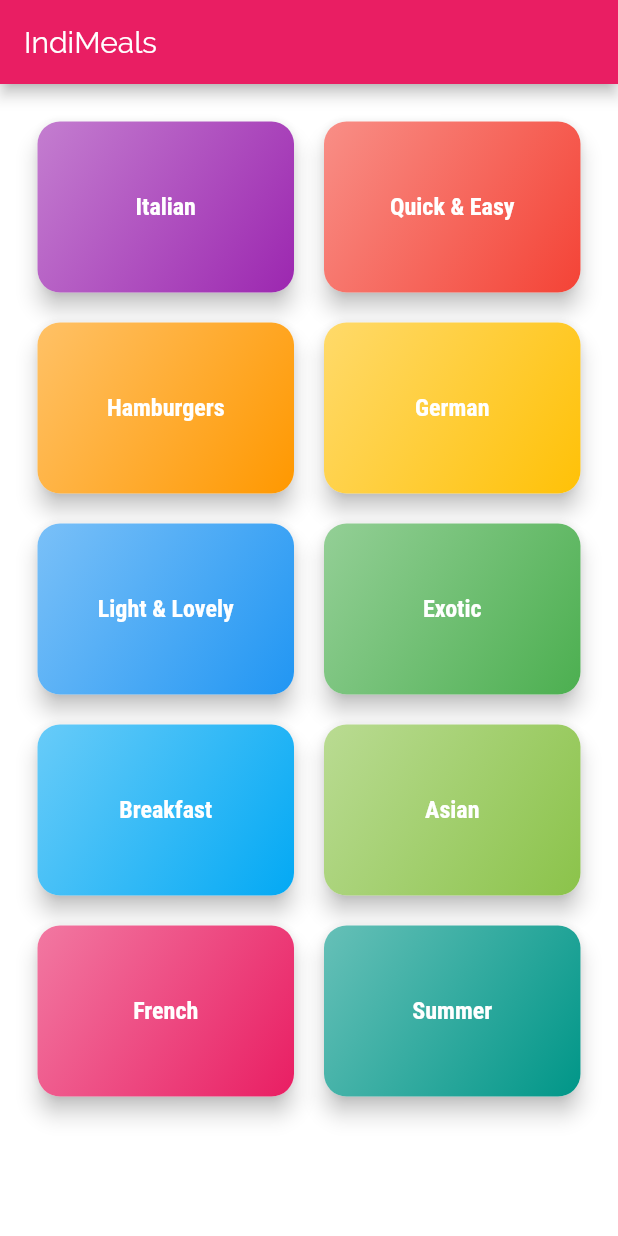
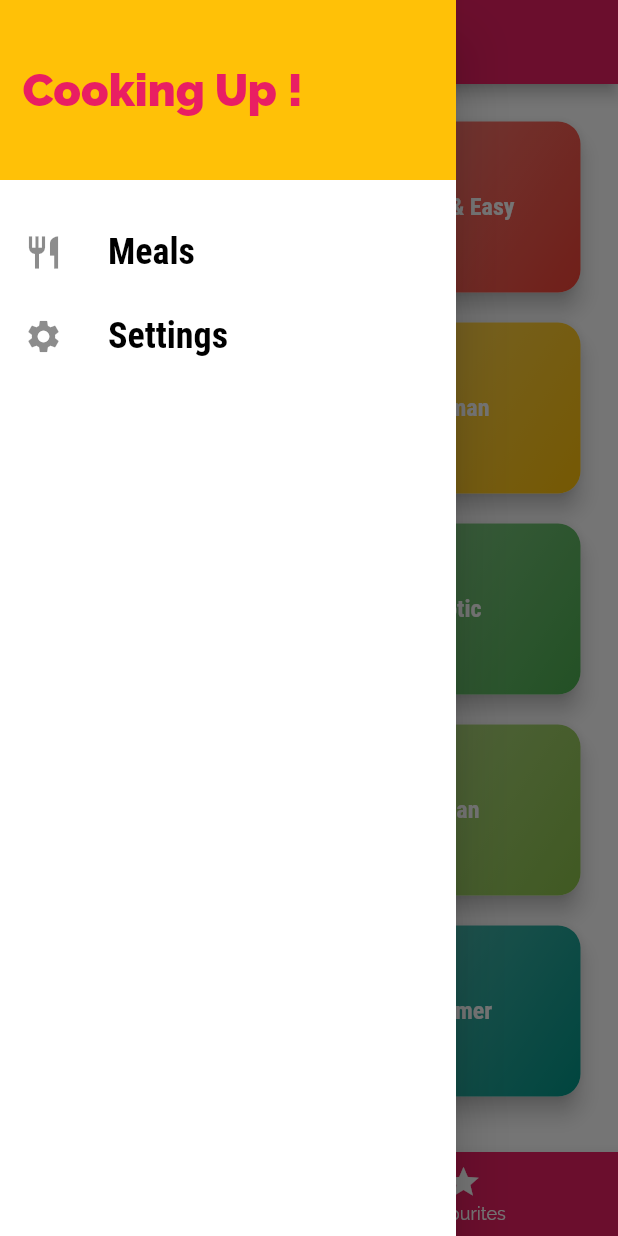
Before and after one commit to mohitgithubprojects/Meals-App, a Flutter app: the screen it shows after launch, with the side drawer open (before the commit the screen has no drawer), on a phone screen of 412 x 824 dp. Run offline on Flutter 3.47's test engine with Material 2 defaults, Android fonts, the phone set to English and light mode, and no system bars.

Commit message:
NavigationAndDrawerUpdate

```diff
--- a/lib/Screens/categoriws_screen.dart
+++ b/lib/Screens/categoriws_screen.dart
@@ -5,17 +5,11 @@ import 'package:meals_app/Widgets/categoryItemView.dart';
 import '../dummyData.dart';
 
 class CategoriesScreen extends StatelessWidget {
-  final String title;
-
-  CategoriesScreen(this.title);
+  static const routeName = '/categoriesScreen';
 
   @override
   Widget build(BuildContext context) {
-    return Scaffold(
-      appBar: AppBar(
-        title: Text(title),
-      ),
-      body: GridView(
+    return GridView(
           padding: const EdgeInsets.all(25),
           children: DUMMY_CATEGORIES
               .map((e) => CategoryItem(
@@ -29,7 +23,6 @@ class CategoriesScreen extends StatelessWidget {
             childAspectRatio: 3 / 2,
             crossAxisSpacing: 20,
             mainAxisSpacing: 20,
-          )),
-    );
+          ));
   }
 }
--- a/lib/Screens/categoryMealsScreen.dart
+++ b/lib/Screens/categoryMealsScreen.dart
@@ -1,4 +1,5 @@
 import 'package:flutter/material.dart';
+import 'package:meals_app/Models/Meal.dart';
 import 'package:meals_app/Widgets/mealsItemView.dart';
 import 'package:meals_app/dummyData.dart';
 
@@ -6,6 +7,9 @@ class CategoryMealsScreen extends StatelessWidget {
 
   static const routeName = '/category-meals'; // for directly accessing the route name without using class
 
+  final List<Meal> availableMeals;
+
+  CategoryMealsScreen(this.availableMeals);
 
   @override
   Widget build(BuildContext context) {
@@ -13,7 +17,7 @@ class CategoryMealsScreen extends StatelessWidget {
     final routeArgs = ModalRoute.of(context).settings.arguments as Map<String, String>;
     final categoryId = routeArgs['id'];
     final categoryTitle = routeArgs['title'];
-    final filteredMeals = DUMMY_MEALS.where((element) {
+    final filteredMeals = availableMeals.where((element) {
       return element.categories.contains(categoryId);
     }).toList();
 
--- /dev/null
+++ b/lib/Screens/tabsScreen.dart
@@ -0,0 +1,53 @@
+import 'package:flutter/material.dart';
+import 'package:meals_app/Screens/categoriws_screen.dart';
+import 'package:meals_app/Screens/favsScreen.dart';
+import 'package:meals_app/Widgets/mainDrawer.dart';
+
+class TabsScreen extends StatefulWidget {
+  final String title;
+
+  TabsScreen(this.title);
+
+  @override
+  _TabsScreenState createState() => _TabsScreenState();
+}
+
+class _TabsScreenState extends State<TabsScreen> {
+  final List<Widget> _list = [CategoriesScreen(), FavsScreen()];
+
+  int _selectedPageIndex = 0;
+
+  void _selectPage(int index) {
+    setState(() {
+      _selectedPageIndex = index;
+    });
+  }
+
+  @override
+  Widget build(BuildContext context) {
+    return Scaffold(
+      appBar: AppBar(
+        title: Text(widget.title),
+      ),
+      drawer: MainDrawer(),
+      body: _list[_selectedPageIndex],
+      bottomNavigationBar: BottomNavigationBar(
+        onTap: _selectPage,
+        unselectedItemColor: Colors.white,
+        selectedItemColor: Theme.of(context).accentColor,
+        currentIndex: _selectedPageIndex,
+        backgroundColor: Theme.of(context).primaryColor,
+        items: [
+          BottomNavigationBarItem(
+            icon: Icon(Icons.category),
+            label: 'Categories',
+          ),
+          BottomNavigationBarItem(
+            icon: Icon(Icons.star),
+            label: 'Favourites',
+          ),
+        ],
+      ),
+    );
+  }
+}
--- /dev/null
+++ b/lib/Widgets/mainDrawer.dart
@@ -0,0 +1,56 @@
+import 'package:flutter/material.dart';
+import 'package:meals_app/Screens/filtersScreen.dart';
+
+class MainDrawer extends StatelessWidget {
+  const MainDrawer({Key key}) : super(key: key);
+
+  Widget _customListTile(String title, IconData iconData, Function tapHandler) {
+    return ListTile(
+      leading: Icon(
+        iconData,
+        size: 26,
+      ),
+      title: Text(
+        title,
+        style: TextStyle(
+            fontFamily: 'RobotoCondensed',
+            fontSize: 24,
+            fontWeight: FontWeight.bold),
+      ),
+      onTap: tapHandler,
+    );
+  }
+
+  @override
+  Widget build(BuildContext context) {
+    return Drawer(
+      child: Column(
+        children: [
+          Container(
+            height: 120,
+            width: double.infinity,
+            padding: EdgeInsets.all(15),
+            alignment: Alignment.centerLeft,
+            color: Theme.of(context).accentColor,
+            child: Text(
+              'Cooking Up !',
+              style: TextStyle(
+                  fontWeight: FontWeight.w900,
+                  fontSize: 30,
+                  color: Theme.of(context).primaryColor),
+            ),
+          ),
+          SizedBox(
+            height: 20,
+          ),
+          _customListTile('Meals', Icons.restaurant, () {
+            Navigator.of(context).pushReplacementNamed('/');
+          }),
+          _customListTile('Settings', Icons.settings, () {
+            Navigator.of(context).pushReplacementNamed(FiltersScreen.routeName);
+          }),
+        ],
+      ),
+    );
+  }
+}
--- a/lib/main.dart
+++ b/lib/main.dart
@@ -1,14 +1,68 @@
 import 'package:flutter/material.dart';
+import 'package:meals_app/Models/Meal.dart';
 import 'package:meals_app/Screens/categoriws_screen.dart';
 import 'package:meals_app/Screens/categoryMealsScreen.dart';
+import 'package:meals_app/Screens/filtersScreen.dart';
 import 'package:meals_app/Screens/mealDetailScreen.dart';
+import 'package:meals_app/Screens/tabsScreen.dart';
+import 'package:meals_app/dummyData.dart';
 
 void main() {
   runApp(MyApp());
 }
 
-class MyApp extends StatelessWidget {
+class MyApp extends StatefulWidget {
   // This widget is the root of your application.
+  @override
+  _MyAppState createState() => _MyAppState();
+}
+
+class _MyAppState extends State<MyApp> {
+
+  Map<String, bool> _filters = {
+    'gluten':false,
+    'lactose':false,
+    'vegan':false,
+    'vegetarian':false,
+  };
+
+  List<Meal> _availableMeals = DUMMY_MEALS;
+
+  void _showToast(BuildContext context, String message) {
+    final scaffold = ScaffoldMessenger.of(context);
+    scaffold.showSnackBar(
+      SnackBar(
+        content: Text(message),
+        duration: Duration(seconds: 2),
+      ),
+    );
+  }
+
+  void _setFilters(Map<String , bool> filterData, BuildContext buildContext){
+    setState(() {
+      _filters = filterData;
+
+      _availableMeals = DUMMY_MEALS.where((element) {
+        if(_filters['gluten'] && !element.isGlutenFree){
+          return false;
+        }
+        if(_filters['lactose'] && !element.isLactoseFree) {
+          return false;
+        }
+        if(_filters['vegan'] && !element.isVegan){
+          return false;
+        }
+        if(_filters['vegetarian'] && !element.isVegetarian){
+          return false;
+        }
+        return true;
+      }).toList();
+    });
+
+    _showToast(buildContext, 'Filters Saved !');
+
+  }
+
   @override
   Widget build(BuildContext context) {
     return MaterialApp(
@@ -30,9 +84,11 @@ class MyApp extends StatelessWidget {
       ),
       initialRoute: '/', // by default it is slash
       routes: {
-        '/' : (ctx) => CategoriesScreen('IndiMeals'),  // it is the home screen
-        CategoryMealsScreen.routeName : (ctx) => CategoryMealsScreen(),
+        '/' : (ctx) => TabsScreen('IndiMeals'),
+        CategoriesScreen.routeName : (ctx) => CategoriesScreen(),// it is the home screen
+        CategoryMealsScreen.routeName : (ctx) => CategoryMealsScreen(_availableMeals),
         MealDetailScreen.routeName : (ctx) => MealDetailScreen(),
+        FiltersScreen.routeName : (ctx) => FiltersScreen(_filters,_setFilters),
       },
       debugShowCheckedModeBanner: false,
     );
```
Also changed, not shown: lib/Screens/favsScreen.dart (added, +12 -0 lines), lib/Screens/filtersScreen.dart (added, +114 -0 lines), pubspec.lock.
